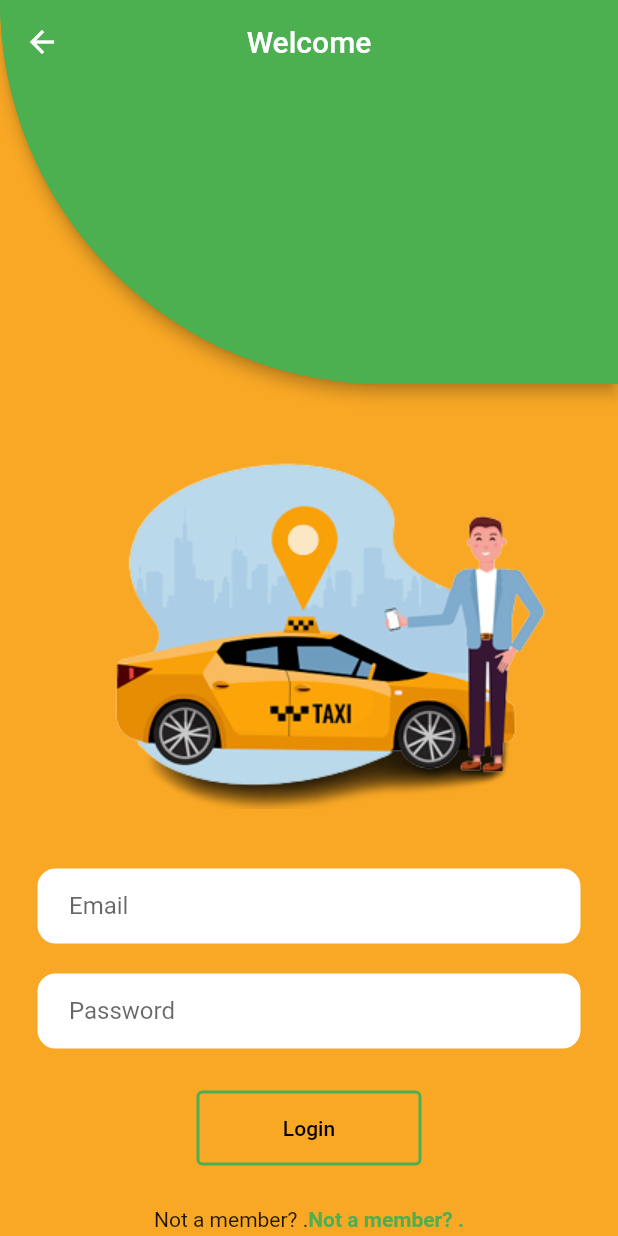
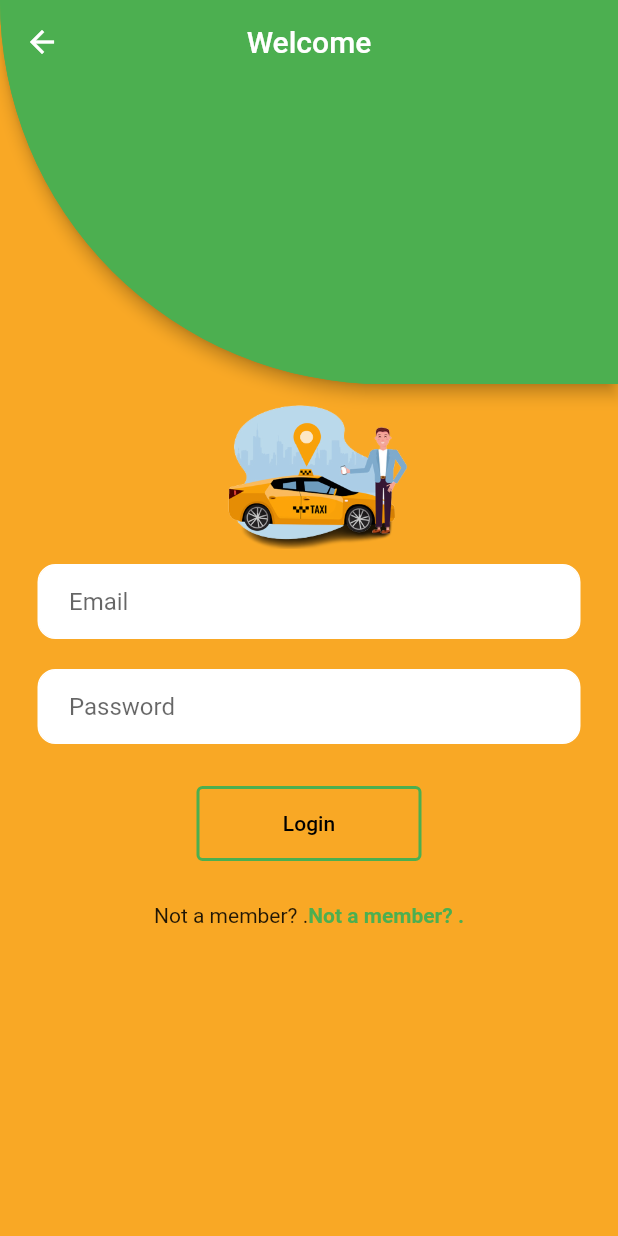
Before and after one commit to WarunaDisanayaka/Car-renting-platform, a Flutter app: the screen it shows after launch, after a tap on "Login", on a phone screen of 412 x 824 dp. Run offline on Flutter 3.47's test engine with Material 2 defaults, Android fonts, the phone set to English and light mode, and no system bars.

Commit message:
Update login.dart

```diff
--- a/app/lib/login.dart
+++ b/app/lib/login.dart
@@ -33,6 +33,7 @@ class _loginState extends State<login> {
       backgroundColor: Colors.yellow[800],
       body: SafeArea(
         child: Container(
+          child: SingleChildScrollView(
             child: Column(
               mainAxisAlignment: MainAxisAlignment.center,
               children: [
@@ -42,7 +43,7 @@ class _loginState extends State<login> {
                     image: AssetImage(
                       'assets/12.png',
                     ),
-                  height: 300,
+                    height: 100,
                   ),
                 ),
 
@@ -138,6 +139,7 @@ class _loginState extends State<login> {
             ),
           ),
         ),
+      ),
     );
   }
 }
```
Lines whose indentation alone changed are shown as unchanged.
